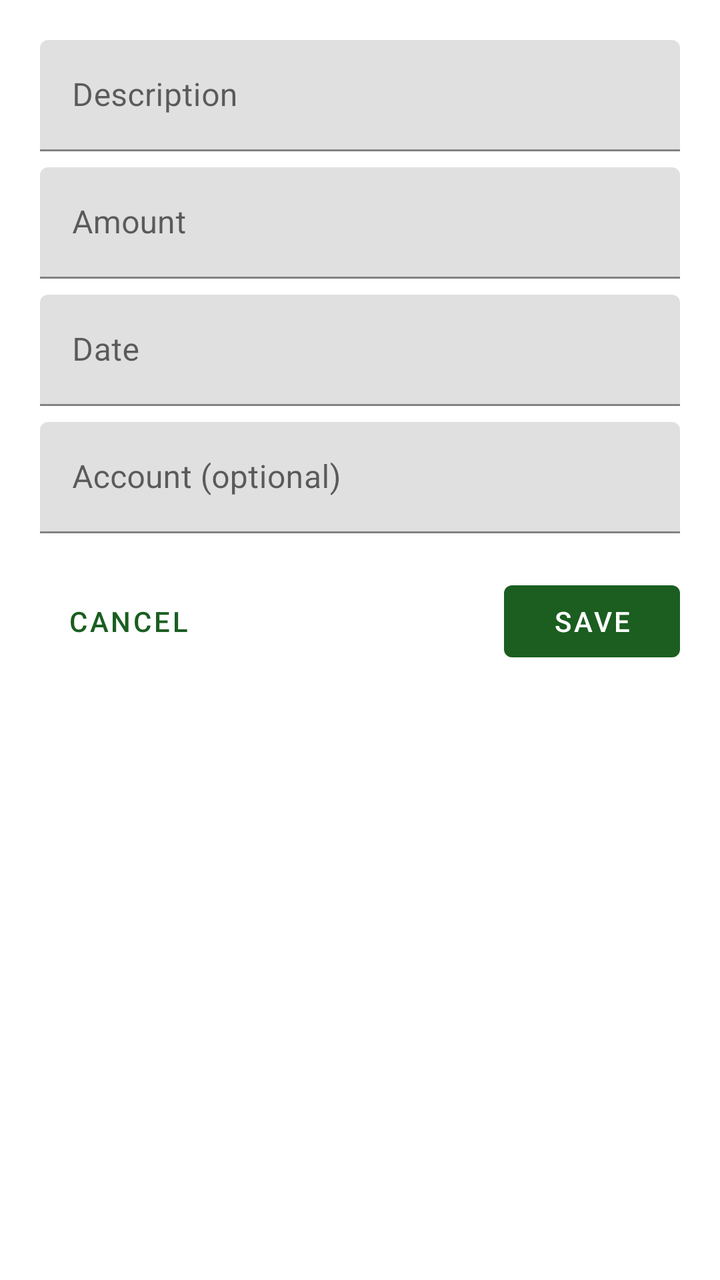
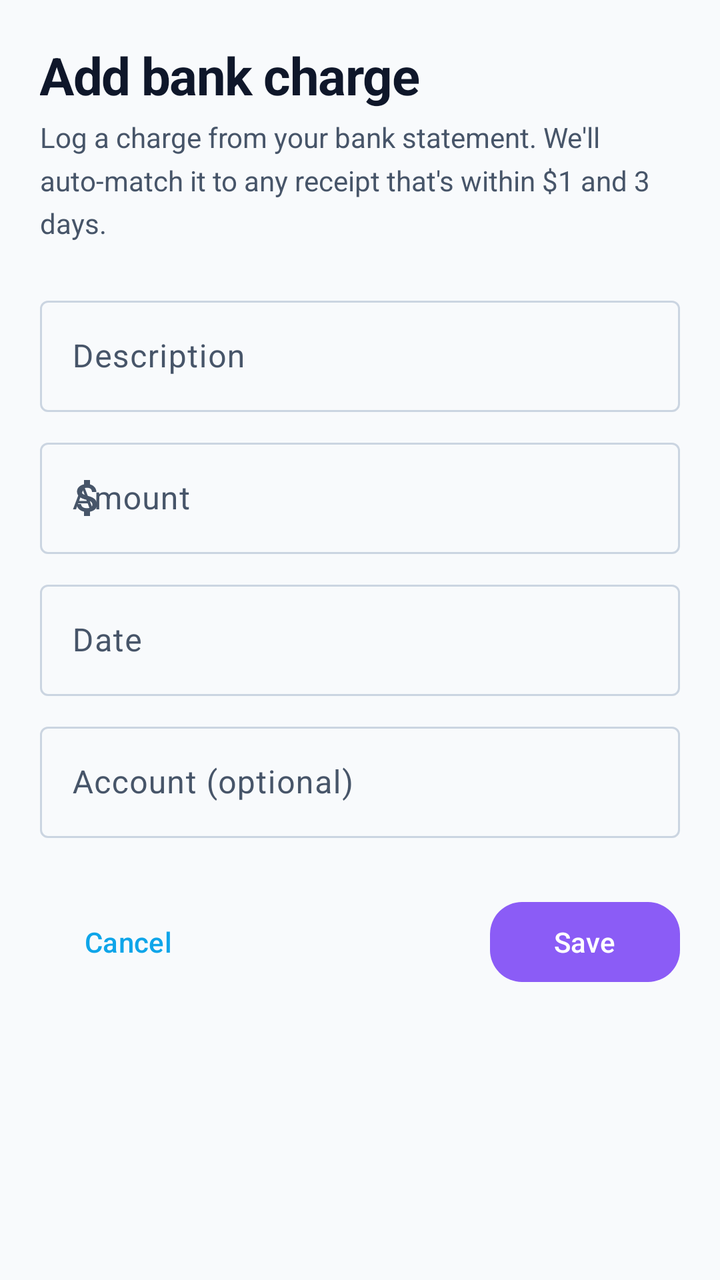

Two renders of the same Android screen: before a commit and after it. Below are the layout's source before the change and the commit's diff.
<!-- AndroidManifest.xml: application theme Theme.ReceiptTracker -->
<!-- res/layout/activity_add_transaction.xml -->
<?xml version="1.0" encoding="utf-8"?>
<ScrollView xmlns:android="http://schemas.android.com/apk/res/android"
    android:layout_width="match_parent"
    android:layout_height="match_parent"
    android:background="@color/background"
    android:fillViewport="true">

    <LinearLayout
        android:layout_width="match_parent"
        android:layout_height="wrap_content"
        android:orientation="vertical"
        android:padding="20dp">

        <com.google.android.material.textfield.TextInputLayout
            android:layout_width="match_parent"
            android:layout_height="wrap_content"
            android:hint="@string/field_description">

            <com.google.android.material.textfield.TextInputEditText
                android:id="@+id/et_description"
                android:layout_width="match_parent"
                android:layout_height="wrap_content"
                android:inputType="textCapWords" />
        </com.google.android.material.textfield.TextInputLayout>

        <com.google.android.material.textfield.TextInputLayout
            android:layout_width="match_parent"
            android:layout_height="wrap_content"
            android:layout_marginTop="8dp"
            android:hint="@string/field_amount">

            <com.google.android.material.textfield.TextInputEditText
                android:id="@+id/et_amount"
                android:layout_width="match_parent"
                android:layout_height="wrap_content"
                android:inputType="numberDecimal" />
        </com.google.android.material.textfield.TextInputLayout>

        <com.google.android.material.textfield.TextInputLayout
            android:layout_width="match_parent"
            android:layout_height="wrap_content"
            android:layout_marginTop="8dp"
            android:hint="@string/field_date">

            <com.google.android.material.textfield.TextInputEditText
                android:id="@+id/et_date"
                android:layout_width="match_parent"
                android:layout_height="wrap_content"
                android:focusable="false"
                android:inputType="none" />
        </com.google.android.material.textfield.TextInputLayout>

        <com.google.android.material.textfield.TextInputLayout
            android:layout_width="match_parent"
            android:layout_height="wrap_content"
            android:layout_marginTop="8dp"
            android:hint="@string/field_account">

            <com.google.android.material.textfield.TextInputEditText
                android:id="@+id/et_account"
                android:layout_width="match_parent"
                android:layout_height="wrap_content"
                android:inputType="text" />
        </com.google.android.material.textfield.TextInputLayout>

        <LinearLayout
            android:layout_width="match_parent"
            android:layout_height="wrap_content"
            android:layout_marginTop="20dp"
            android:orientation="horizontal">

            <com.google.android.material.button.MaterialButton
                android:id="@+id/btn_cancel"
                style="@style/Widget.MaterialComponents.Button.TextButton"
                android:layout_width="wrap_content"
                android:layout_height="wrap_content"
                android:text="@string/action_cancel" />

            <View
                android:layout_width="0dp"
                android:layout_height="0dp"
                android:layout_weight="1" />

            <com.google.android.material.button.MaterialButton
                android:id="@+id/btn_save"
                style="@style/Widget.MaterialComponents.Button"
                android:layout_width="wrap_content"
                android:layout_height="wrap_content"
                android:text="@string/action_save" />
        </LinearLayout>
    </LinearLayout>
</ScrollView>
<!-- resources referenced by this layout -->
<resources>
  <color name="background">#FFFFFFFF</color>
  <style name="Theme.ReceiptTracker" parent="Theme.MaterialComponents.DayNight.NoActionBar">
          <item name="colorPrimary">@color/primary</item>
          <item name="colorPrimaryDark">@color/primary_variant</item>
          <item name="colorAccent">@color/primary</item>
          <item name="android:windowBackground">@color/background</item>
          <item name="android:textColorPrimary">@color/on_surface</item>
          <item name="android:textColorSecondary">@color/muted</item>
          <item name="android:statusBarColor" tools:targetApi="l">@color/primary_variant</item>
      </style>
  <color name="primary">#FF1B5E20</color>
  <color name="primary_variant">#FF003D00</color>
  <color name="on_surface">#FF111111</color>
  <color name="muted">#FF666666</color>
  <!-- unchanged entries left out for length: 6 -->
</resources>

<!-- the commit's change to res/layout/activity_add_transaction.xml (unified diff, before → after) -->
@@ -1,5 +1,6 @@
 <?xml version="1.0" encoding="utf-8"?>
 <ScrollView xmlns:android="http://schemas.android.com/apk/res/android"
+    xmlns:app="http://schemas.android.com/apk/res-auto"
     android:layout_width="match_parent"
     android:layout_height="match_parent"
     android:background="@color/background"
@@ -9,12 +10,36 @@
         android:layout_width="match_parent"
         android:layout_height="wrap_content"
         android:orientation="vertical"
-        android:padding="20dp">
+        android:paddingHorizontal="20dp"
+        android:paddingTop="20dp"
+        android:paddingBottom="32dp">
+
+        
+        <TextView
+            android:layout_width="wrap_content"
+            android:layout_height="wrap_content"
+            android:text="Add bank charge"
+            android:textColor="@color/on_surface"
+            android:textSize="26sp"
+            android:textStyle="bold"
+            android:letterSpacing="-0.02" />
+
+        <TextView
+            android:layout_width="match_parent"
+            android:layout_height="wrap_content"
+            android:layout_marginTop="4dp"
+            android:layout_marginBottom="24dp"
+            android:text="Log a charge from your bank statement. We'll auto-match it to any receipt that's within $1 and 3 days."
+            android:textColor="@color/on_surface_variant"
+            android:textSize="14sp"
+            android:lineSpacingMultiplier="1.3" />
 
         <com.google.android.material.textfield.TextInputLayout
             android:layout_width="match_parent"
             android:layout_height="wrap_content"
-            android:hint="@string/field_description">
+            android:hint="@string/field_description"
+            app:boxBackgroundMode="outline"
+            style="@style/Widget.Material3.TextInputLayout.OutlinedBox">
 
             <com.google.android.material.textfield.TextInputEditText
                 android:id="@+id/et_description"
@@ -26,8 +51,11 @@
         <com.google.android.material.textfield.TextInputLayout
             android:layout_width="match_parent"
             android:layout_height="wrap_content"
-            android:layout_marginTop="8dp"
-            android:hint="@string/field_amount">
+            android:layout_marginTop="10dp"
+            android:hint="@string/field_amount"
+            app:boxBackgroundMode="outline"
+            app:startIconDrawable="@drawable/ic_money"
+            style="@style/Widget.Material3.TextInputLayout.OutlinedBox">
 
             <com.google.android.material.textfield.TextInputEditText
                 android:id="@+id/et_amount"
@@ -39,8 +67,10 @@
         <com.google.android.material.textfield.TextInputLayout
             android:layout_width="match_parent"
             android:layout_height="wrap_content"
-            android:layout_marginTop="8dp"
-            android:hint="@string/field_date">
+            android:layout_marginTop="10dp"
+            android:hint="@string/field_date"
+            app:boxBackgroundMode="outline"
+            style="@style/Widget.Material3.TextInputLayout.OutlinedBox">
 
             <com.google.android.material.textfield.TextInputEditText
                 android:id="@+id/et_date"
@@ -53,8 +83,10 @@
         <com.google.android.material.textfield.TextInputLayout
             android:layout_width="match_parent"
             android:layout_height="wrap_content"
-            android:layout_marginTop="8dp"
-            android:hint="@string/field_account">
+            android:layout_marginTop="10dp"
+            android:hint="@string/field_account"
+            app:boxBackgroundMode="outline"
+            style="@style/Widget.Material3.TextInputLayout.OutlinedBox">
 
             <com.google.android.material.textfield.TextInputEditText
                 android:id="@+id/et_account"
@@ -66,12 +98,12 @@
         <LinearLayout
             android:layout_width="match_parent"
             android:layout_height="wrap_content"
-            android:layout_marginTop="20dp"
+            android:layout_marginTop="28dp"
             android:orientation="horizontal">
 
             <com.google.android.material.button.MaterialButton
                 android:id="@+id/btn_cancel"
-                style="@style/Widget.MaterialComponents.Button.TextButton"
+                style="@style/Widget.Material3.Button.TextButton"
                 android:layout_width="wrap_content"
                 android:layout_height="wrap_content"
                 android:text="@string/action_cancel" />
@@ -83,10 +115,12 @@
 
             <com.google.android.material.button.MaterialButton
                 android:id="@+id/btn_save"
-                style="@style/Widget.MaterialComponents.Button"
                 android:layout_width="wrap_content"
                 android:layout_height="wrap_content"
-                android:text="@string/action_save" />
+                android:paddingHorizontal="32dp"
+                android:text="@string/action_save"
+                app:backgroundTint="@color/secondary"
+                app:cornerRadius="16dp" />
         </LinearLayout>
     </LinearLayout>
 </ScrollView>
<!-- resource entries referenced after the edit -->
@@ -1,19 +1,93 @@
 <!-- resources referenced by this layout -->
 <resources>
-  <color name="background">#FFFFFFFF</color>
-  <style name="Theme.ReceiptTracker" parent="Theme.MaterialComponents.DayNight.NoActionBar">
+  <color name="background">#FFF8FAFC</color>
+  <style name="Theme.ReceiptTracker" parent="Theme.Material3.Light.NoActionBar">
+          
           <item name="colorPrimary">@color/primary</item>
-          <item name="colorPrimaryDark">@color/primary_variant</item>
-          <item name="colorAccent">@color/primary</item>
-          <item name="android:windowBackground">@color/background</item>
-          <item name="android:textColorPrimary">@color/on_surface</item>
-          <item name="android:textColorSecondary">@color/muted</item>
-          <item name="android:statusBarColor" tools:targetApi="l">@color/primary_variant</item>
+          <item name="colorOnPrimary">@color/on_primary</item>
+          <item name="colorPrimaryContainer">@color/primary_container</item>
+          <item name="colorOnPrimaryContainer">@color/on_primary_container</item>
+  
+          <item name="colorSecondary">@color/secondary</item>
+          <item name="colorOnSecondary">@color/on_secondary</item>
+          <item name="colorSecondaryContainer">@color/secondary_container</item>
+          <item name="colorOnSecondaryContainer">@color/on_secondary_container</item>
+  
+          <item name="colorTertiary">@color/tertiary</item>
+          <item name="colorOnTertiary">@color/on_tertiary</item>
+          <item name="colorTertiaryContainer">@color/tertiary_container</item>
+          <item name="colorOnTertiaryContainer">@color/on_tertiary_container</item>
+  
+          <item name="colorError">@color/error</item>
+          <item name="colorOnError">@color/on_primary</item>
+          <item name="colorErrorContainer">@color/error_container</item>
+          <item name="colorOnErrorContainer">@color/on_error_container</item>
+  
+          
+          <item name="android:colorBackground">@color/background</item>
+          <item name="colorSurface">@color/surface</item>
+          <item name="colorOnSurface">@color/on_surface</item>
+          <item name="colorOnSurfaceVariant">@color/on_surface_variant</item>
+          <item name="colorSurfaceVariant">@color/surface_variant</item>
+          <item name="colorOutline">@color/outline</item>
+          <item name="colorOutlineVariant">@color/outline_variant</item>
+  
+          
+          <item name="android:statusBarColor" tools:targetApi="l">@color/primary_dark</item>
+          <item name="android:navigationBarColor" tools:targetApi="l">@color/background</item>
+          <item name="android:windowLightStatusBar" tools:targetApi="m">false</item>
+          <item name="android:windowLightNavigationBar" tools:targetApi="o_mr1">true</item>
+  
+          
+          <item name="textAppearanceHeadlineLarge">@style/TextAppearance.ReceiptTracker.HeadlineLarge</item>
+          <item name="textAppearanceTitleLarge">@style/TextAppearance.ReceiptTracker.TitleLarge</item>
+          <item name="textAppearanceBodyLarge">@style/TextAppearance.ReceiptTracker.BodyLarge</item>
       </style>
-  <color name="primary">#FF1B5E20</color>
-  <color name="primary_variant">#FF003D00</color>
-  <color name="on_surface">#FF111111</color>
-  <color name="muted">#FF666666</color>
+  <color name="primary">#FF0EA5E9</color>
+  <color name="on_primary">#FFFFFFFF</color>
+  <color name="primary_container">#FFE0F2FE</color>
+  <color name="on_primary_container">#FF0C4A6E</color>
+  <color name="on_secondary">#FFFFFFFF</color>
+  <color name="secondary_container">#FFEDE9FE</color>
+  <color name="on_secondary_container">#FF3B0764</color>
+  <color name="tertiary">#FFEC4899</color>
+  <color name="on_tertiary">#FFFFFFFF</color>
+  <color name="tertiary_container">#FFFCE7F3</color>
+  <color name="on_tertiary_container">#FF831843</color>
+  <color name="error">#FFEF4444</color>
+  <color name="error_container">#FFFEE2E2</color>
+  <color name="on_error_container">#FF7F1D1D</color>
+  <color name="surface">#FFFFFFFF</color>
+  <color name="surface_variant">#FFF1F5F9</color>
+  <color name="outline">#FFCBD5E1</color>
+  <color name="outline_variant">#FFE2E8F0</color>
+  <color name="primary_dark">#FF0284C7</color>
+  <style name="TextAppearance.ReceiptTracker.HeadlineLarge" parent="TextAppearance.Material3.HeadlineLarge">
+          <item name="android:textStyle">bold</item>
+          <item name="android:letterSpacing">-0.02</item>
+      </style>
+  <style name="TextAppearance.ReceiptTracker.TitleLarge" parent="TextAppearance.Material3.TitleLarge">
+          <item name="android:textStyle">bold</item>
+          <item name="android:letterSpacing">-0.01</item>
+      </style>
+  <style name="TextAppearance.ReceiptTracker.BodyLarge" parent="TextAppearance.Material3.BodyLarge">
+          <item name="android:lineSpacingMultiplier">1.15</item>
+      </style>
+  <color name="on_surface">#FF0F172A</color>
+  <color name="on_surface_variant">#FF475569</color>
+  <color name="secondary">#FF8B5CF6</color>
+  <!-- drawable ic_money (drawable) -->
+  <?xml version="1.0" encoding="utf-8"?>
+  <vector xmlns:android="http://schemas.android.com/apk/res/android"
+      android:width="24dp"
+      android:height="24dp"
+      android:viewportWidth="24"
+      android:viewportHeight="24"
+      android:tint="?attr/colorOnSurfaceVariant">
+      <path
+          android:fillColor="@android:color/white"
+          android:pathData="M11.8,10.9c-2.27,-0.59 -3,-1.2 -3,-2.15c0,-1.09 1.01,-1.85 2.7,-1.85c1.78,0 2.44,0.85 2.5,2.1h2.21c-0.07,-1.72 -1.12,-3.3 -3.21,-3.81V3h-3v2.16c-1.94,0.42 -3.5,1.68 -3.5,3.61c0,2.31 1.91,3.46 4.7,4.13c2.5,0.6 3,1.48 3,2.41c0,0.69 -0.49,1.79 -2.7,1.79c-2.06,0 -2.87,-0.92 -2.98,-2.1h-2.2c0.12,2.19 1.76,3.42 3.68,3.83V21h3v-2.15c1.95,-0.37 3.5,-1.5 3.5,-3.55c0,-2.84 -2.43,-3.81 -4.7,-4.4z" />
+  </vector>
   <!-- unchanged entries left out for length: 6 -->
 </resources>
 
